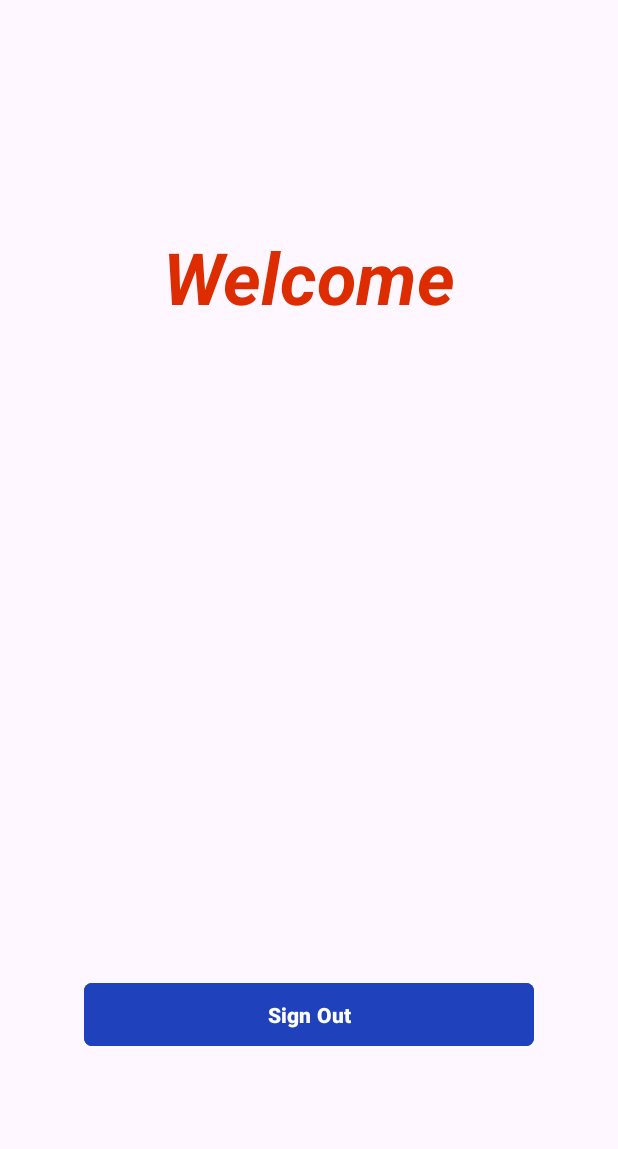
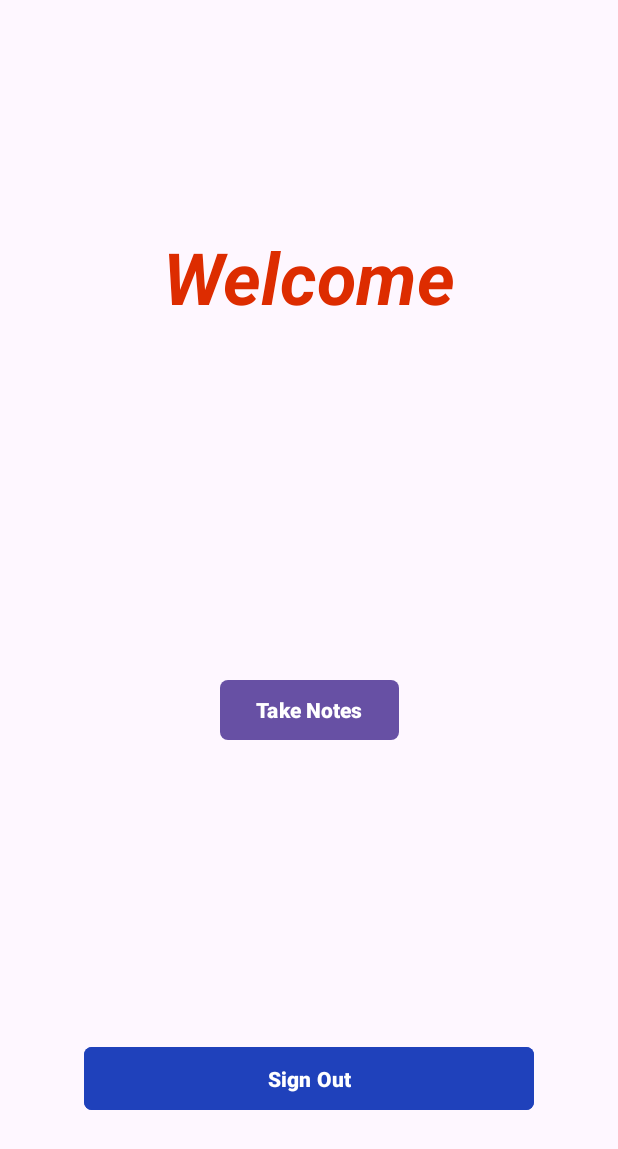
Before and after one commit to Devanshsati/LoginSignUp-Firebase-Android, an Android app: the screen it shows after launch once a user with an empty profile is signed in (HomeScreen), on a phone screen of 412 x 824 dp. Shown: the top 1149 px of the screen. Run offline under Robolectric (Android 15) with nearby library versions, the phone set to English and light mode, and no system bars; our stand-ins replace Firebase (no records; nobody signed in at launch, a user with empty details on screens opened directly).

```diff
--- a/app/build.gradle.kts
+++ b/app/build.gradle.kts
@@ -70,6 +70,7 @@ dependencies {
 //    implementation(libs.play.services.auth)
     implementation(libs.androidx.espresso.core)
     implementation(libs.play.services.fido)
+    implementation(libs.firebase.database)
     testImplementation(libs.junit)
     androidTestImplementation(libs.androidx.junit)
     androidTestImplementation(libs.androidx.espresso.core)
--- a/app/src/main/AndroidManifest.xml
+++ b/app/src/main/AndroidManifest.xml
@@ -11,6 +11,9 @@
         android:roundIcon="@mipmap/ic_launcher_round"
         android:supportsRtl="true"
         android:theme="@style/Theme.LoginSignUpFirebase">
+        <activity
+            android:name=".NotesScreen"
+            android:exported="false" />
         <activity
             android:name=".HomeScreen"
             android:exported="false" />
--- a/app/src/main/java/com/example/login_signup_firebase/HomeScreen.kt
+++ b/app/src/main/java/com/example/login_signup_firebase/HomeScreen.kt
@@ -9,17 +9,14 @@ import com.google.firebase.Firebase
 import com.google.firebase.auth.FirebaseAuth
 import com.google.firebase.auth.FirebaseUser
 import com.google.firebase.auth.auth
-import androidx.credentials.CredentialManager
 
 
 class HomeScreen : AppCompatActivity() {
     private val binding: ActivityHomeScreenBinding by lazy { ActivityHomeScreenBinding.inflate(layoutInflater) }
     private lateinit var auth: FirebaseAuth
-    private lateinit var credentialManager: CredentialManager
 
     override fun onCreate(savedInstanceState: Bundle?) {
         auth = Firebase.auth
-        credentialManager = CredentialManager.create(this)
 
         super.onCreate(savedInstanceState)
         enableEdgeToEdge()
@@ -32,13 +29,13 @@ class HomeScreen : AppCompatActivity() {
         }
 
         binding.button4.setOnClickListener {
-//            auth.signOut()
-//            startActivity(Intent(this, LoginScreen::class.java))
-//            finish()
             auth.signOut()
-//            credentialManager.clearCredentialState()
             startActivity(Intent(this, LoginScreen::class.java).setFlags(Intent.FLAG_ACTIVITY_NEW_TASK))
             finish()
         }
+
+        binding.button5.setOnClickListener {
+            startActivity(Intent(this, NotesScreen::class.java))
+        }
     }
 }
--- /dev/null
+++ b/app/src/main/java/com/example/login_signup_firebase/NoteItem.kt
@@ -0,0 +1,4 @@
+package com.example.login_signup_firebase
+
+
+data class NoteItem(val title: String, val description: String)
--- a/app/src/main/res/layout/activity_home_screen.xml
+++ b/app/src/main/res/layout/activity_home_screen.xml
@@ -34,17 +34,29 @@
         app:layout_constraintTop_toBottomOf="@+id/textView5" />
 
     <Button
+        android:id="@+id/button5"
+        android:layout_width="wrap_content"
+        android:layout_height="wrap_content"
+        android:layout_marginBottom="32dp"
+        android:text="@string/take_notes"
+        android:textStyle="bold"
+        app:cornerRadius="5dp"
+        app:layout_constraintBottom_toTopOf="@+id/button4"
+        app:layout_constraintEnd_toEndOf="parent"
+        app:layout_constraintStart_toStartOf="parent"
+        app:layout_constraintTop_toBottomOf="@+id/textView6" />
+
+    <Button
         android:id="@+id/button4"
         android:layout_width="300dp"
         android:layout_height="50dp"
+        android:layout_marginBottom="80dp"
         android:backgroundTint="#1F41BB"
         android:text="@string/sign_out"
         android:textStyle="bold"
         app:cornerRadius="5dp"
         app:layout_constraintBottom_toBottomOf="parent"
         app:layout_constraintEnd_toEndOf="parent"
-        app:layout_constraintStart_toStartOf="parent"
-        app:layout_constraintTop_toBottomOf="@+id/textView6"
-        app:layout_constraintVertical_bias="0.75" />
+        app:layout_constraintStart_toStartOf="parent" />
 
 </androidx.constraintlayout.widget.ConstraintLayout>
--- a/app/src/main/res/values/strings.xml
+++ b/app/src/main/res/values/strings.xml
@@ -22,4 +22,9 @@
     <string name="image3">Image3</string>
     <string name="sign_out">Sign Out</string>
     <string name="welcome">Welcome</string>
+    <string name="take_notes">Take Notes</string>
+    <string name="take_your_notes_here">Take Your Notes Here</string>
+    <string name="title">Title</string>
+    <string name="description">Description</string>
+    <string name="save_notes">Save Notes</string>
 </resources>
--- a/gradle/libs.versions.toml
+++ b/gradle/libs.versions.toml
@@ -18,6 +18,7 @@ googleGmsGoogleServices = "4.4.2"
 firebaseAuth = "23.1.0"
 #playServicesAuth = "21.3.0"
 playServicesFido = "20.0.1"
+firebaseDatabase = "21.0.0"
 
 [libraries]
 androidx-core-ktx = { group = "androidx.core", name = "core-ktx", version.ref = "coreKtx" }
@@ -38,6 +39,7 @@ androidx-constraintlayout = { group = "androidx.constraintlayout", name = "const
 firebase-auth = { group = "com.google.firebase", name = "firebase-auth", version.ref = "firebaseAuth" }
 #play-services-auth = { module = "com.google.android.gms:play-services-auth", version.ref = "playServicesAuth" }
 play-services-fido = { group = "com.google.android.gms", name = "play-services-fido", version.ref = "playServicesFido" }
+firebase-database = { group = "com.google.firebase", name = "firebase-database", version.ref = "firebaseDatabase" }
 
 [plugins]
 android-application = { id = "com.android.application", version.ref = "agp" }
```
Also changed, not shown: app/src/main/java/com/example/login_signup_firebase/NotesScreen.kt (added, +57 -0 lines), app/src/main/res/layout/activity_notes_screen.xml (added, +69 -0 lines).
